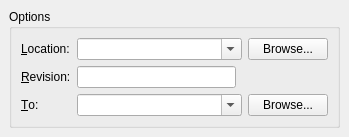
Above: ui/branch.ui from breezy-team/qbrz before the change. Below: the same form after it.
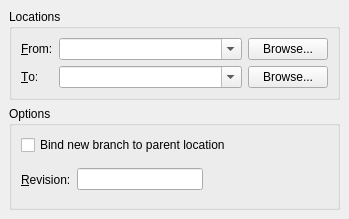
That is the form after the change.

Commit message: bind checkbox on qbranch dialog

The edit to the form file:
```diff
--- a/ui/branch.ui
+++ b/ui/branch.ui
@@ -1,12 +1,12 @@
 <ui version="4.0" >
  <class>BranchForm</class>
- <widget class="QWidget" name="BranchForm" >
-  <property name="geometry" >
+ <widget class="QWidget" name="BranchForm">
+  <property name="geometry">
    <rect>
     <x>0</x>
     <y>0</y>
     <width>349</width>
-    <height>130</height>
+    <height>207</height>
    </rect>
   </property>
   <property name="windowTitle" >
@@ -17,67 +17,51 @@
     <number>9</number>
    </property>
    <item>
-    <widget class="QGroupBox" name="groupBox" >
-     <property name="title" >
-      <string>Options</string>
+    <widget class="QGroupBox" name="groupBox">
+     <property name="title">
+      <string>Locations</string>
      </property>
-     <layout class="QGridLayout" name="gridLayout" >
-      <item row="0" column="0" >
-       <widget class="QLabel" name="label_2" >
-        <property name="text" >
-         <string>&amp;Location:</string>
+     <layout class="QFormLayout" name="formLayout">
+      <item row="0" column="0">
+       <widget class="QLabel" name="from_label">
+        <property name="text">
+         <string>&amp;From:</string>
         </property>
         <property name="buddy" >
          <cstring>from_location</cstring>
         </property>
        </widget>
       </item>
-      <item row="0" column="1" colspan="2" >
-       <widget class="QComboBox" name="from_location" >
-        <property name="editable" >
-         <bool>true</bool>
-        </property>
-        <property name="sizeAdjustPolicy" >
-         <enum>QComboBox::AdjustToMinimumContentsLength</enum>
-        </property>
-       </widget>
+      <item row="0" column="1">
+       <layout class="QHBoxLayout" name="horizontalLayout_2">
+        <item>
+         <widget class="QComboBox" name="from_location">
+          <property name="sizePolicy">
+           <sizepolicy hsizetype="MinimumExpanding" vsizetype="Fixed">
+            <horstretch>0</horstretch>
+            <verstretch>0</verstretch>
+           </sizepolicy>
+          </property>
+          <property name="editable">
+           <bool>true</bool>
+          </property>
+          <property name="sizeAdjustPolicy">
+           <enum>QComboBox::AdjustToMinimumContentsLength</enum>
+          </property>
+         </widget>
+        </item>
+        <item>
+         <widget class="QPushButton" name="from_picker">
+          <property name="text">
+           <string>Browse...</string>
+          </property>
+         </widget>
+        </item>
+       </layout>
       </item>
-      <item row="0" column="3" >
-       <widget class="QPushButton" name="from_picker" >
-        <property name="text" >
-         <string>Browse...</string>
-        </property>
-       </widget>
-      </item>
-      <item row="1" column="0" >
-       <widget class="QLabel" name="label_3" >
-        <property name="text" >
-         <string>&amp;Revision:</string>
-        </property>
-        <property name="buddy" >
-         <cstring>revision</cstring>
-        </property>
-       </widget>
-      </item>
-      <item row="1" column="1" >
-       <widget class="QLineEdit" name="revision" />
-      </item>
-      <item row="1" column="2" colspan="2" >
-       <spacer name="spacer" >
-        <property name="orientation" >
-         <enum>Qt::Horizontal</enum>
-        </property>
-        <property name="sizeHint" stdset="0" >
-         <size>
-          <width>83</width>
-          <height>20</height>
-         </size>
-        </property>
-       </spacer>
-      </item>
-      <item row="2" column="0" >
-       <widget class="QLabel" name="label_4" >
-        <property name="text" >
+      <item row="1" column="0">
+       <widget class="QLabel" name="to_label">
+        <property name="text">
          <string>&amp;To:</string>
         </property>
         <property name="buddy" >
@@ -85,23 +69,79 @@
         </property>
        </widget>
       </item>
-      <item row="2" column="1" colspan="2" >
-       <widget class="QComboBox" name="to_location" >
-        <property name="editable" >
-         <bool>true</bool>
-        </property>
-        <property name="sizeAdjustPolicy" >
-         <enum>QComboBox::AdjustToMinimumContentsLength</enum>
-        </property>
-       </widget>
+      <item row="1" column="1">
+       <layout class="QHBoxLayout" name="horizontalLayout_3">
+        <item>
+         <widget class="QComboBox" name="to_location">
+          <property name="sizePolicy">
+           <sizepolicy hsizetype="MinimumExpanding" vsizetype="Fixed">
+            <horstretch>0</horstretch>
+            <verstretch>0</verstretch>
+           </sizepolicy>
+          </property>
+          <property name="editable">
+           <bool>true</bool>
+          </property>
+          <property name="sizeAdjustPolicy">
+           <enum>QComboBox::AdjustToMinimumContentsLength</enum>
+          </property>
+         </widget>
+        </item>
+        <item>
+         <widget class="QPushButton" name="to_picker">
+          <property name="text">
+           <string>Browse...</string>
+          </property>
+         </widget>
+        </item>
+       </layout>
       </item>
-      <item row="2" column="3" >
-       <widget class="QPushButton" name="to_picker" >
-        <property name="text" >
-         <string>Browse...</string>
+     </layout>
+    </widget>
+   </item>
+   <item>
+    <widget class="QGroupBox" name="groupBox_2">
+     <property name="title">
+      <string>Options</string>
+     </property>
+     <layout class="QVBoxLayout" name="verticalLayout_2">
+      <item>
+       <widget class="QCheckBox" name="bind">
+        <property name="text">
+         <string>Bind new branch to parent location</string>
         </property>
        </widget>
       </item>
+      <item>
+       <layout class="QHBoxLayout" name="horizontalLayout">
+        <item>
+         <widget class="QLabel" name="revision_label">
+          <property name="text">
+           <string>&amp;Revision:</string>
+          </property>
+          <property name="buddy">
+           <cstring>revision</cstring>
+          </property>
+         </widget>
+        </item>
+        <item>
+         <widget class="QLineEdit" name="revision"/>
+        </item>
+        <item>
+         <spacer name="spacer">
+          <property name="orientation">
+           <enum>Qt::Horizontal</enum>
+          </property>
+          <property name="sizeHint" stdset="0">
+           <size>
+            <width>78</width>
+            <height>37</height>
+           </size>
+          </property>
+         </spacer>
+        </item>
+       </layout>
+      </item>
      </layout>
     </widget>
    </item>
```
Left out of the diff: 17 changed lines with no effect on the pictures. The commit also changes 2 other files.
